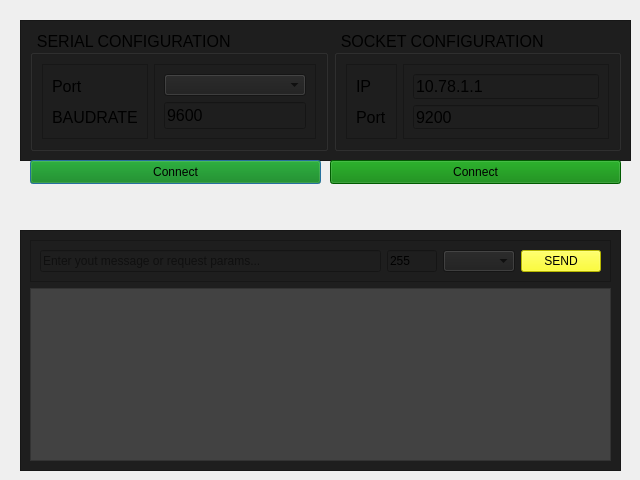
Qt form SevROVWorkstation/hydroacousticswindow.ui (valabsoft/auv-chersonese) before a commit.
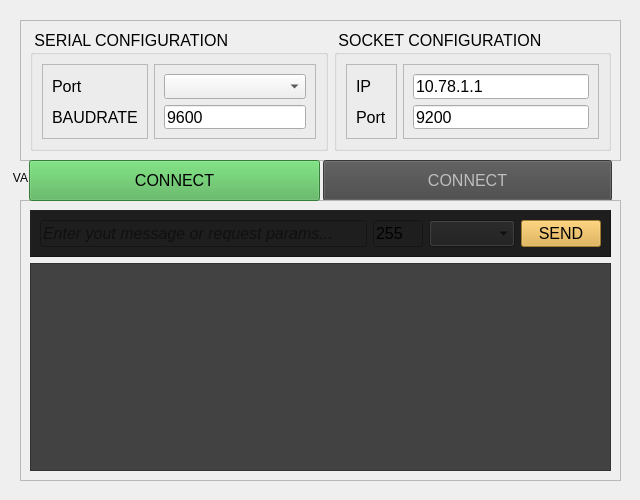
The same form after that commit.

Commit message: OW-59: Изменены стили отображения для окна гидроакустики

```diff
--- a/SevROVWorkstation/hydroacousticswindow.ui
+++ b/SevROVWorkstation/hydroacousticswindow.ui
@@ -7,7 +7,7 @@
     <x>0</x>
     <y>0</y>
     <width>640</width>
-    <height>480</height>
+    <height>500</height>
    </rect>
   </property>
   <property name="windowTitle">
@@ -18,12 +18,12 @@
     <rect>
      <x>20</x>
      <y>20</y>
-     <width>611</width>
+     <width>601</width>
      <height>141</height>
     </rect>
    </property>
    <property name="styleSheet">
-    <string notr="true">background-color: rgb(30, 30, 30);</string>
+    <string notr="true"/>
    </property>
    <property name="frameShape">
     <enum>QFrame::Shape::StyledPanel</enum>
@@ -92,7 +92,13 @@
          </property>
          <layout class="QVBoxLayout" name="verticalLayout_2">
           <item>
-           <widget class="QComboBox" name="serialPortListDropDown"/>
+           <widget class="QComboBox" name="serialPortListDropDown">
+            <property name="font">
+             <font>
+              <pointsize>12</pointsize>
+             </font>
+            </property>
+           </widget>
           </item>
           <item>
            <widget class="QLineEdit" name="serialBaudrate">
@@ -203,40 +209,26 @@
     </item>
    </layout>
   </widget>
-  <widget class="QPushButton" name="pbserialConnect">
-   <property name="geometry">
-    <rect>
-     <x>30</x>
-     <y>160</y>
-     <width>291</width>
-     <height>24</height>
-    </rect>
-   </property>
-   <property name="styleSheet">
-    <string notr="true">QPushButton {
-	background-color: rgb(0,127,0)
-} 
-
-QPushButton:pressed {
-    background-color:  rgb(118, 118, 118);
-}</string>
-   </property>
-   <property name="text">
-    <string>Connect</string>
-   </property>
-  </widget>
   <widget class="QPushButton" name="pbsocketConnect">
+   <property name="enabled">
+    <bool>false</bool>
+   </property>
    <property name="geometry">
     <rect>
-     <x>330</x>
+     <x>323</x>
      <y>160</y>
-     <width>291</width>
-     <height>24</height>
+     <width>289</width>
+     <height>41</height>
     </rect>
    </property>
+   <property name="font">
+    <font>
+     <pointsize>12</pointsize>
+    </font>
+   </property>
    <property name="styleSheet">
     <string notr="true">QPushButton {
-	background-color: rgb(0,127,0)
+	background-color: rgb(70,70,70)
 } 
 
 QPushButton:pressed {
@@ -244,20 +236,20 @@
 }</string>
    </property>
    <property name="text">
-    <string>Connect</string>
+    <string>CONNECT</string>
    </property>
   </widget>
   <widget class="QFrame" name="frame_7">
    <property name="geometry">
     <rect>
      <x>20</x>
-     <y>230</y>
+     <y>200</y>
      <width>601</width>
-     <height>241</height>
+     <height>281</height>
     </rect>
    </property>
    <property name="styleSheet">
-    <string notr="true">background-color: rgb(30, 30, 30);</string>
+    <string notr="true">border-color: rgb(255, 255, 0);</string>
    </property>
    <property name="frameShape">
     <enum>QFrame::Shape::StyledPanel</enum>
@@ -268,12 +260,17 @@
    <layout class="QVBoxLayout" name="verticalLayout_5">
     <item>
      <widget class="QFrame" name="frame_6">
+      <property name="font">
+       <font>
+        <pointsize>12</pointsize>
+       </font>
+      </property>
       <property name="styleSheet">
-       <string notr="true">background-color: rgb(255, 255, 255);
-background-color: rgb(30, 30, 30);</string>
+       <string notr="true">background-color: rgb(30, 30, 30);
+border-color: rgb(255, 255, 0);</string>
       </property>
       <property name="frameShape">
-       <enum>QFrame::Shape::StyledPanel</enum>
+       <enum>QFrame::Shape::Panel</enum>
       </property>
       <property name="frameShadow">
        <enum>QFrame::Shadow::Raised</enum>
@@ -281,6 +278,14 @@
       <layout class="QHBoxLayout" name="horizontalLayout_4">
        <item>
         <widget class="QLineEdit" name="inputField">
+         <property name="font">
+          <font>
+           <family>Segoe UI</family>
+           <pointsize>12</pointsize>
+           <italic>true</italic>
+           <bold>false</bold>
+          </font>
+         </property>
          <property name="styleSheet">
           <string notr="true">font: italic 9pt &quot;Segoe UI&quot;;</string>
          </property>
@@ -300,20 +305,36 @@
            <height>16777215</height>
           </size>
          </property>
+         <property name="font">
+          <font>
+           <pointsize>12</pointsize>
+          </font>
+         </property>
          <property name="text">
           <string>255</string>
          </property>
         </widget>
        </item>
        <item>
-        <widget class="QComboBox" name="requestTyprComboBox"/>
+        <widget class="QComboBox" name="requestTyprComboBox">
+         <property name="font">
+          <font>
+           <pointsize>12</pointsize>
+          </font>
+         </property>
+        </widget>
        </item>
        <item>
         <widget class="QPushButton" name="sendButton">
+         <property name="font">
+          <font>
+           <pointsize>12</pointsize>
+          </font>
+         </property>
          <property name="styleSheet">
           <string notr="true">QPushButton {
 	color: rgb(0, 0, 0);
-	background-color: rgb(255, 255, 0);
+	background-color: rgb(224, 170, 60);
 } 
 
 QPushButton:pressed {
@@ -331,6 +352,14 @@
     </item>
     <item>
      <widget class="QScrollArea" name="outputArea">
+      <property name="font">
+       <font>
+        <family>Consolas</family>
+        <pointsize>11</pointsize>
+        <italic>false</italic>
+        <bold>false</bold>
+       </font>
+      </property>
       <property name="autoFillBackground">
        <bool>false</bool>
       </property>
@@ -346,7 +375,7 @@
          <x>0</x>
          <y>0</y>
          <width>579</width>
-         <height>169</height>
+         <height>204</height>
         </rect>
        </property>
       </widget>
@@ -354,6 +383,54 @@
     </item>
    </layout>
   </widget>
+  <widget class="QPushButton" name="pbserialConnect">
+   <property name="geometry">
+    <rect>
+     <x>29</x>
+     <y>160</y>
+     <width>291</width>
+     <height>41</height>
+    </rect>
+   </property>
+   <property name="font">
+    <font>
+     <pointsize>12</pointsize>
+    </font>
+   </property>
+   <property name="styleSheet">
+    <string notr="true">QPushButton {
+	background-color: rgb(76,175,80)
+} 
+
+QPushButton:pressed {
+    background-color:  rgb(118, 118, 118);
+}</string>
+   </property>
+   <property name="text">
+    <string>CONNECT</string>
+   </property>
+  </widget>
+  <widget class="QLabel" name="lbBorder">
+   <property name="geometry">
+    <rect>
+     <x>10</x>
+     <y>170</y>
+     <width>21</width>
+     <height>16</height>
+    </rect>
+   </property>
+   <property name="text">
+    <string>VA</string>
+   </property>
+   <property name="alignment">
+    <set>Qt::AlignmentFlag::AlignCenter</set>
+   </property>
+  </widget>
+  <zorder>lbBorder</zorder>
+  <zorder>frame_5</zorder>
+  <zorder>pbsocketConnect</zorder>
+  <zorder>frame_7</zorder>
+  <zorder>pbserialConnect</zorder>
  </widget>
  <resources/>
  <connections/>
```
Left out of the diff: 7 changed lines with no effect on the pictures. The commit also changes 4 other files.
